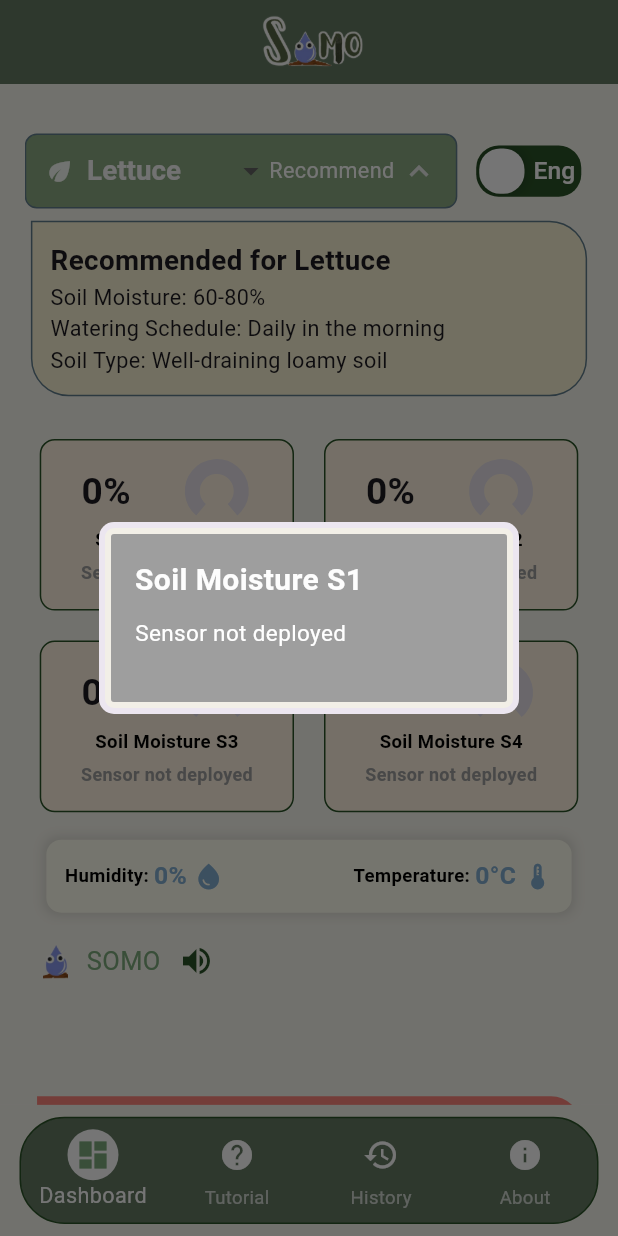
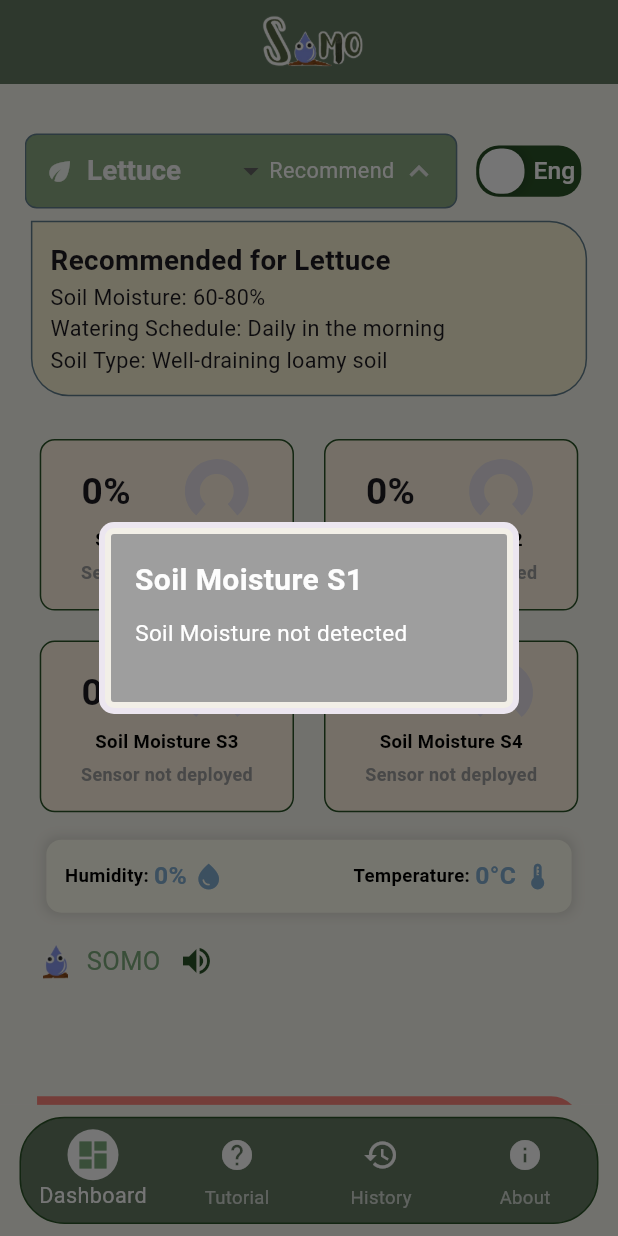
Before and after one commit to dheljohn/SoMo, a Flutter app: the screen it shows after launch, after a tap on "Recommend", after a tap on "0%", on a phone screen of 412 x 824 dp. Run offline on Flutter 3.47's test engine with Material 3 defaults, Android fonts, the phone set to English and light mode, and no system bars; drawn by our look-alikes of carousel_slider, flutter_advanced_switch, syncfusion_flutter_gauges; our stand-ins replace cloud_firestore, connectivity_plus, csv, device_preview, firebase_core, firebase_database and 7 more; accounts and stored records are empty; network calls fail.

Commit message:
changed not deployed to moisture not detected

```diff
--- a/lib/gauges.dart
+++ b/lib/gauges.dart
@@ -1,8 +1,6 @@
 import 'package:flutter/material.dart';
-import 'package:provider/provider.dart';
 import 'package:soil_monitoring_app/data_provider.dart';
 import 'package:soil_monitoring_app/global_switch.dart';
-import 'package:soil_monitoring_app/language_provider.dart';
 import 'package:syncfusion_flutter_gauges/gauges.dart';
 
 class Gauges extends StatelessWidget {
@@ -33,7 +31,9 @@ class Gauges extends StatelessWidget {
         globalSwitchController.value; // Get the current language state
 
     if (value < 8) {
-      return isFilipino ? 'Hindi pa naka-deploy' : 'Sensor not deployed';
+      return isFilipino
+          ? 'Walang nadetect na moisture'
+          : 'Soil Moisture not detected';
     } else if (value <= 29) {
       return isFilipino
           ? 'Lorem'
--- a/pubspec.yaml
+++ b/pubspec.yaml
@@ -49,7 +49,7 @@ dependencies:
   getwidget: ^5.0.0
   fl_chart: ^0.70.2
   csv: ^6.0.0
-  pdf: ^3.10.8
+  # pdf: ^3.10.8
   path_provider: ^2.1.2
   flutter_data_table: ^2.0.0
   permission_handler: ^11.1.0
```
Also changed, not shown: pubspec.lock, 4 other files.
